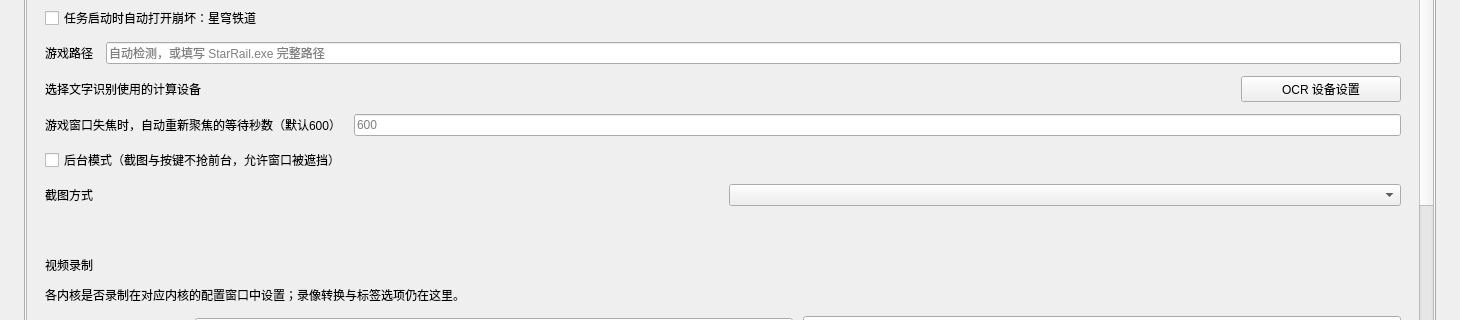
Old version of the form resource/ui/UI.ui in the repository syfoud/Simulated_Scepter; both pictures show x 0 to 1460 and y 239 to 559 of the 1460 by 800 pixel window.
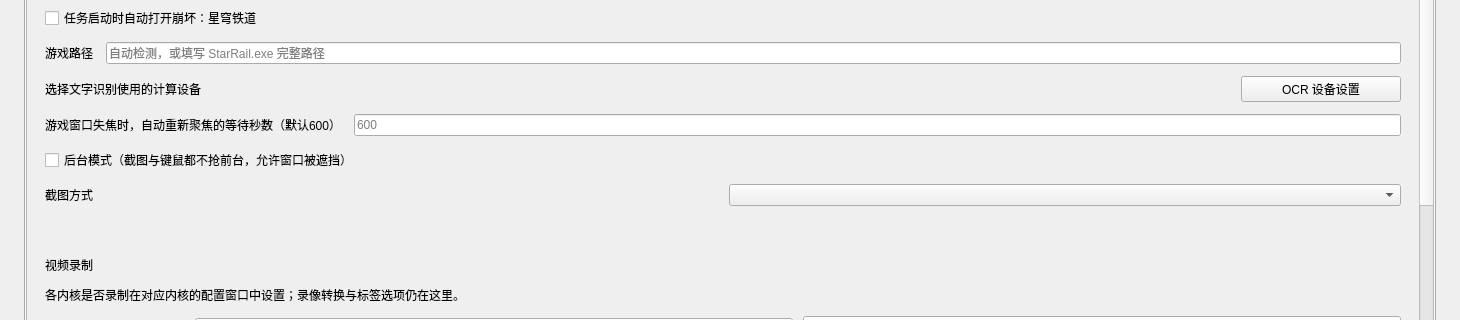
New version of the form. The open tabs and pages were chosen to show the change. Icons and pictures are not drawn. Custom widgets are drawn as their Qt base class.

Commit message:
docs(background): 把后台模式的能力边界写进设置提示
实机长时间跑下来，后台点击在部分界面（模式选择、难度确认）会出现
消息送达但游戏不接受——已经排查掉窗口句柄、类名、坐标、消息处理返回值、
抓帧干扰、光标归位时机、管理员权限，仍未定位到可复现的进程内差异。
真实聚焦一定有效，但那会打断用户，不适合当作默认行为。

所以按承诺一个明确的天花板收尾：设置里的勾选项文案改成截图与键鼠都不抢前台，
tooltip 逐条写清四条限制（不能最小化 / 借光标 0.2 秒 / 个别界面可能不接受后台点击 /
滚轮与转视角不支持 / 云游戏不走后台），并把详细点击日志关掉。

Patch:
```diff
--- a/resource/ui/UI.ui
+++ b/resource/ui/UI.ui
@@ -1234,7 +1234,7 @@
                      <item>
                       <widget class="QCheckBox" name="background_mode_checkbox">
                        <property name="text">
-                        <string>后台模式（截图与按键不抢前台，允许窗口被遮挡）</string>
+                        <string>后台模式（截图与键鼠都不抢前台，允许窗口被遮挡）</string>
                        </property>
                        <property name="toolTip">
                         <string>开启后任务启动不再抢前台，截图改走窗口捕获、按键改投窗口消息。鼠标点击、拖动和滚轮仍需游戏在前台，暂不支持后台；窗口不能最小化。</string>
```
Left out of the diff: 2 changed lines with no effect on the pictures. The commit also changes 1 other file.
